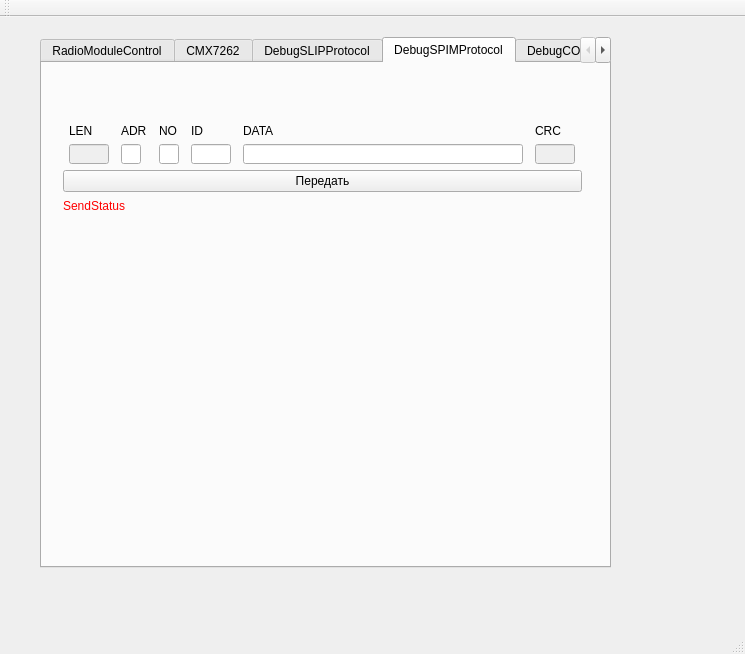
Above: SmartPhoneControl/mainwindow.ui from NTLabRadio/QtSmartPhoneRadioControl before the change. Below: the same form after it.
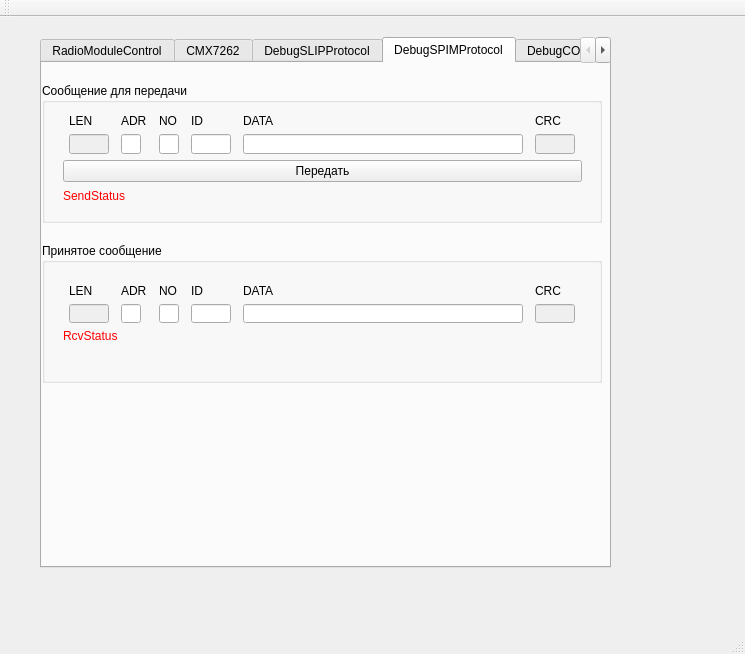
That is the form after the change.

Commit message: Реализован тестовый прием ответов от радимодуля на команды SPIM протокола Реализация до конца не протестирована и, соответственно, не отлажена Доопределен класс SPIMMessage

```diff
--- a/SmartPhoneControl/mainwindow.ui
+++ b/SmartPhoneControl/mainwindow.ui
@@ -241,11 +241,23 @@
      <attribute name="title">
       <string>DebugSPIMProtocol</string>
      </attribute>
-     <widget class="QWidget" name="">
+     <widget class="QGroupBox" name="SPIMTx_groupBox">
+      <property name="geometry">
+       <rect>
+        <x>0</x>
+        <y>20</y>
+        <width>560</width>
+        <height>140</height>
+       </rect>
+      </property>
+      <property name="title">
+       <string>Сообщение для передачи</string>
+      </property>
+      <widget class="QWidget" name="layoutWidget">
       <property name="geometry">
        <rect>
         <x>10</x>
-        <y>50</y>
+         <y>20</y>
         <width>541</width>
         <height>111</height>
        </rect>
@@ -402,6 +414,175 @@
         </widget>
        </item>
       </layout>
+      </widget>
+     </widget>
+     <widget class="QGroupBox" name="SPIMRx_groupBox">
+      <property name="geometry">
+       <rect>
+        <x>0</x>
+        <y>180</y>
+        <width>560</width>
+        <height>140</height>
+       </rect>
+      </property>
+      <property name="title">
+       <string>Принятое сообщение</string>
+      </property>
+      <widget class="QWidget" name="layoutWidget_2">
+       <property name="geometry">
+        <rect>
+         <x>10</x>
+         <y>30</y>
+         <width>541</width>
+         <height>81</height>
+        </rect>
+       </property>
+       <layout class="QVBoxLayout" name="verticalLayout_5">
+        <item>
+         <layout class="QGridLayout" name="gridLayout_2">
+          <item row="0" column="0">
+           <widget class="QLabel" name="SPIM_RX_LEN_label">
+            <property name="text">
+             <string>LEN</string>
+            </property>
+           </widget>
+          </item>
+          <item row="0" column="1">
+           <widget class="QLabel" name="SPIM_RX_ADR_label">
+            <property name="text">
+             <string>ADR</string>
+            </property>
+           </widget>
+          </item>
+          <item row="0" column="2">
+           <widget class="QLabel" name="SPIM_RX_NO_label">
+            <property name="text">
+             <string>NO</string>
+            </property>
+           </widget>
+          </item>
+          <item row="0" column="3">
+           <widget class="QLabel" name="SPIM_RX_ID_label">
+            <property name="text">
+             <string>ID</string>
+            </property>
+           </widget>
+          </item>
+          <item row="0" column="4">
+           <widget class="QLabel" name="SPIM_RX_DATA_label">
+            <property name="text">
+             <string>DATA</string>
+            </property>
+           </widget>
+          </item>
+          <item row="0" column="5">
+           <widget class="QLabel" name="SPIM_RX_CRC_label">
+            <property name="text">
+             <string>CRC</string>
+            </property>
+           </widget>
+          </item>
+          <item row="1" column="0">
+           <widget class="QLineEdit" name="SPIM_RX_LEN_lineEdit">
+            <property name="enabled">
+             <bool>false</bool>
+            </property>
+            <property name="maximumSize">
+             <size>
+              <width>40</width>
+              <height>20</height>
+             </size>
+            </property>
+            <property name="alignment">
+             <set>Qt::AlignRight|Qt::AlignTrailing|Qt::AlignVCenter</set>
+            </property>
+           </widget>
+          </item>
+          <item row="1" column="1">
+           <widget class="QLineEdit" name="SPIM_RX_ADR_lineEdit">
+            <property name="maximumSize">
+             <size>
+              <width>20</width>
+              <height>20</height>
+             </size>
+            </property>
+            <property name="alignment">
+             <set>Qt::AlignRight|Qt::AlignTrailing|Qt::AlignVCenter</set>
+            </property>
+           </widget>
+          </item>
+          <item row="1" column="2">
+           <widget class="QLineEdit" name="SPIM_RX_NO_lineEdit">
+            <property name="maximumSize">
+             <size>
+              <width>20</width>
+              <height>20</height>
+             </size>
+            </property>
+            <property name="alignment">
+             <set>Qt::AlignRight|Qt::AlignTrailing|Qt::AlignVCenter</set>
+            </property>
+           </widget>
+          </item>
+          <item row="1" column="3">
+           <widget class="QLineEdit" name="SPIM_RX_ID_lineEdit">
+            <property name="maximumSize">
+             <size>
+              <width>40</width>
+              <height>20</height>
+             </size>
+            </property>
+            <property name="alignment">
+             <set>Qt::AlignRight|Qt::AlignTrailing|Qt::AlignVCenter</set>
+            </property>
+           </widget>
+          </item>
+          <item row="1" column="4">
+           <widget class="QLineEdit" name="SPIM_RX_DATA_lineEdit">
+            <property name="maximumSize">
+             <size>
+              <width>280</width>
+              <height>20</height>
+             </size>
+            </property>
+            <property name="alignment">
+             <set>Qt::AlignRight|Qt::AlignTrailing|Qt::AlignVCenter</set>
+            </property>
+           </widget>
+          </item>
+          <item row="1" column="5">
+           <widget class="QLineEdit" name="SPIM_RX_CRC_lineEdit">
+            <property name="enabled">
+             <bool>false</bool>
+            </property>
+            <property name="maximumSize">
+             <size>
+              <width>40</width>
+              <height>20</height>
+             </size>
+            </property>
+            <property name="alignment">
+             <set>Qt::AlignRight|Qt::AlignTrailing|Qt::AlignVCenter</set>
+            </property>
+           </widget>
+          </item>
+         </layout>
+        </item>
+        <item>
+         <widget class="QLabel" name="SPIMRxStatus_label">
+          <property name="enabled">
+           <bool>true</bool>
+          </property>
+          <property name="styleSheet">
+           <string notr="true">color: rgb(255, 0, 0);</string>
+          </property>
+          <property name="text">
+           <string>RcvStatus</string>
+          </property>
+         </widget>
+        </item>
+       </layout>
+      </widget>
      </widget>
     </widget>
     <widget class="QWidget" name="tab_2">
```
Lines whose indentation alone changed are shown as unchanged. The commit also changes 5 other files.
